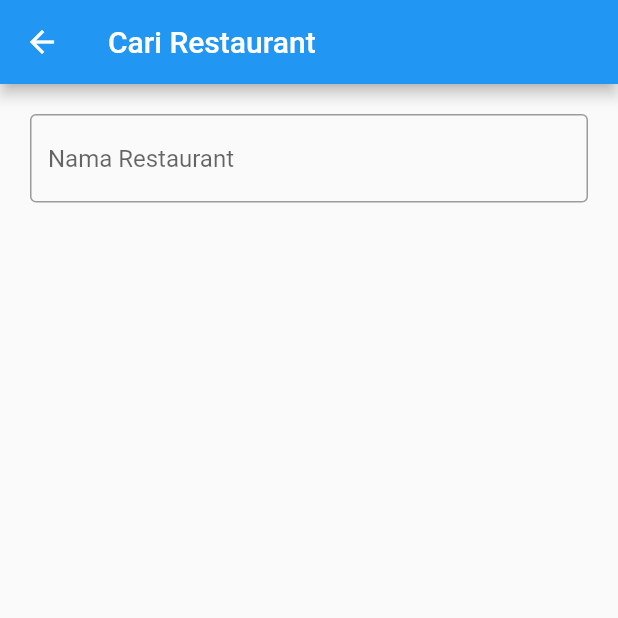
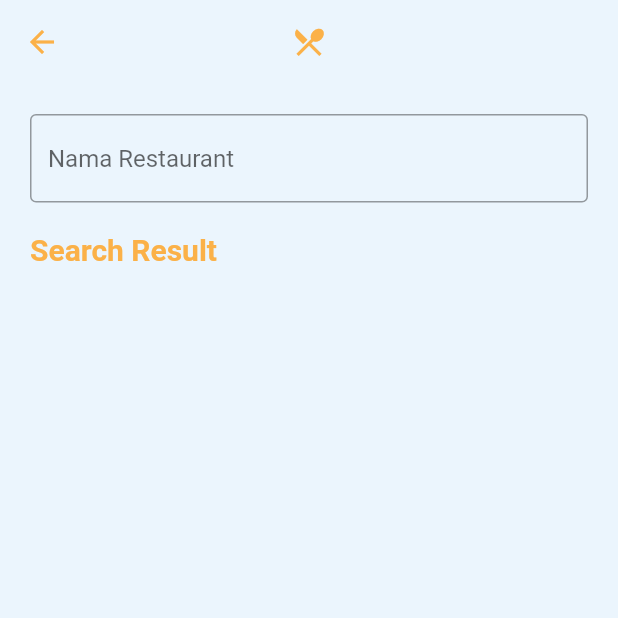
Before and after one commit to zulham-dahlan/RestaurantApp, a Flutter app: the SearchPage screen opened by its route, on a phone screen of 412 x 824 dp, the top half of it. Run offline on Flutter 3.47's test engine with Material 2 defaults, Android fonts, the phone set to English and light mode, and no system bars; our stand-ins replace flutter_local_notifications, rxdart, shared_preferences, sqflite; missing offline and left inert: android_alarm_manager_plus; accounts and stored records are empty.

Commit message:
merubah tampilan search page

```diff
--- a/lib/ui/search_page.dart
+++ b/lib/ui/search_page.dart
@@ -1,5 +1,6 @@
 import 'package:flutter/material.dart';
 import 'package:provider/provider.dart';
+import 'package:restaurant_app/common/style.dart';
 import 'package:restaurant_app/helper/state_helper.dart';
 import 'package:restaurant_app/provider/search_provider.dart';
 import 'package:restaurant_app/widgets/restaurant_item.dart';
@@ -16,13 +17,14 @@ class _SearchPageState extends State<SearchPage> {
 
   Widget _buildContent(BuildContext context) {
     return Container(
-      padding: EdgeInsets.all(20.0),
       child: Consumer<SearchProvider>(
         builder: (context, value, child) {
           return Column(
             crossAxisAlignment: CrossAxisAlignment.start,
             children: [
-              TextField(
+              Padding(
+                padding: EdgeInsets.only(right: 20, left: 20, top: 20),
+                child: TextField(
                   controller: _queryController,
                   onSubmitted: (String input) async {
                     setState(() {
@@ -34,8 +36,10 @@ class _SearchPageState extends State<SearchPage> {
                     hintText: 'Nama Restaurant',
                   ),
                 ),
-              SizedBox(
-                height: 10.0,
+              ),
+              Padding(
+                padding: const EdgeInsets.all(20),
+                child: Text('Search Result', style: TextStyle(color: mainColor, fontWeight: FontWeight.bold, fontSize: 20),)
               ),
               Expanded(
                 child: _buildList(context, value),
@@ -72,8 +76,13 @@ class _SearchPageState extends State<SearchPage> {
   @override
   Widget build(BuildContext context) {
     return Scaffold(
+      backgroundColor: bgColor,
       appBar: AppBar(
-        title: Text('Cari Restaurant'),
+        elevation: 0,
+        backgroundColor: Colors.transparent,
+        iconTheme: IconThemeData(color: mainColor),
+        centerTitle: true,
+        title: Icon(Icons.local_restaurant),
       ),
       body: _buildContent(context),
     );
```
Lines whose indentation alone changed are shown as unchanged.
